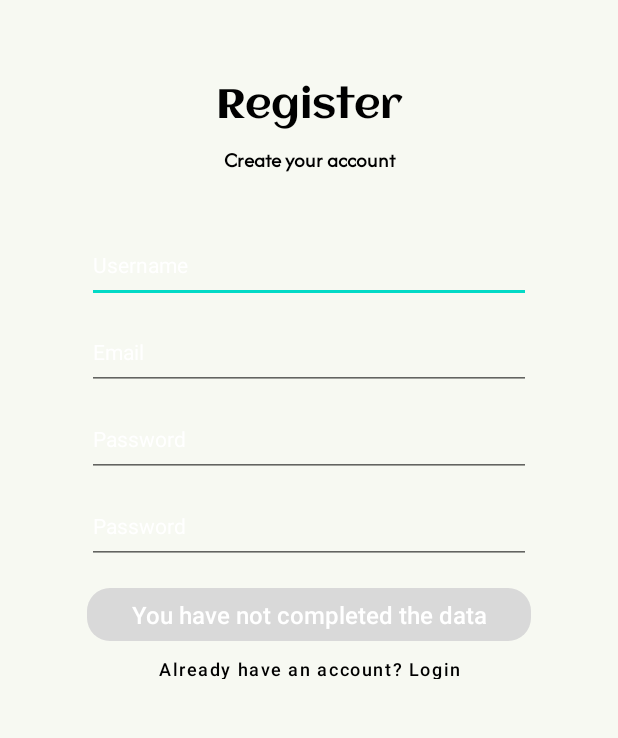
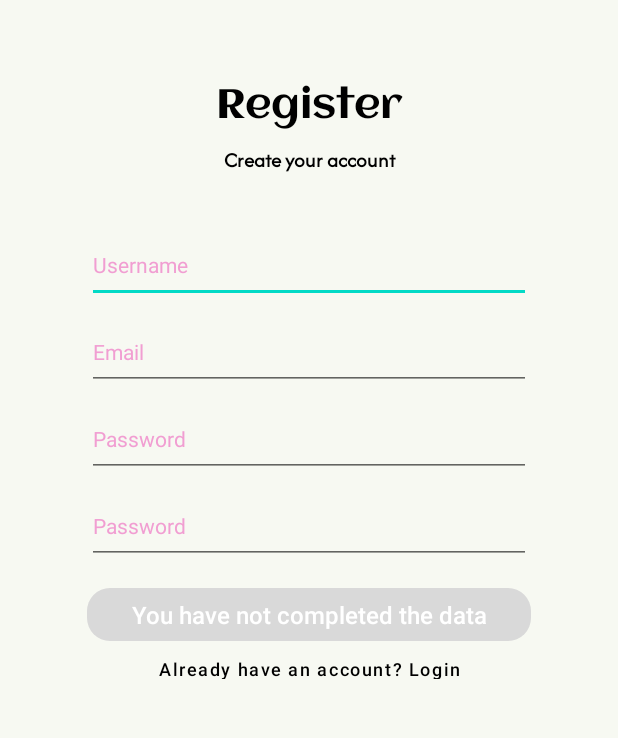
Before and after one commit to Bangkit-C242-PS177/MD, an Android app: the RegisterActivity screen opened directly, with no data from a screen before it, on a phone screen of 412 x 824 dp, the part 461-1199 px from its top. Run offline under Robolectric (Android 15) with nearby library versions, the phone set to English and light mode, and no system bars.

Commit message:
register f

```diff
--- a/app/src/main/java/com/example/urkins/data/repository/RegisterRepository.kt
+++ b/app/src/main/java/com/example/urkins/data/repository/RegisterRepository.kt
@@ -9,6 +9,11 @@ class RegisterRepository (
     suspend fun registerUser(username: String, email: String, password: String, confirm_password: String): RegisterResponse {
         return apiService.registerUser(username, email, password, confirm_password)
     }
+//
+//    suspend fun registerUser(username: String, email: String, password: String, confirm_password: String): String {
+//        val response = apiService.registerUser(username, email, password, confirm_password)
+//        return response.string() // Baca respons langsung sebagai string
+//    }
 
     companion object {
 
--- a/app/src/main/java/com/example/urkins/data/response/RegisterResponse.kt
+++ b/app/src/main/java/com/example/urkins/data/response/RegisterResponse.kt
@@ -1,5 +1,8 @@
 package com.example.urkins.data.response
 
+import com.google.gson.annotations.SerializedName
+
 data class RegisterResponse(
+	@field:SerializedName("message")
 	val message: String? = null
 )
--- a/app/src/main/java/com/example/urkins/data/retrofit/ApiService.kt
+++ b/app/src/main/java/com/example/urkins/data/retrofit/ApiService.kt
@@ -12,6 +12,6 @@ interface ApiService {
         @Field("username") username: String,
         @Field("email") email: String,
         @Field("password") password: String,
-        @Field("confirm_password") confirm_password: String,
+        @Field("confirm_password") confirm_password: String
     ): RegisterResponse
 }
--- a/app/src/main/java/com/example/urkins/ui/activity/register/RegisterViewModel.kt
+++ b/app/src/main/java/com/example/urkins/ui/activity/register/RegisterViewModel.kt
@@ -29,11 +29,11 @@ class RegisterViewModel (
     val loading: LiveData<Boolean>
         get() = _loading
 
-    fun registerUser(name: String, email: String, password: String, confirm_password: String) {
+    fun registerUser(username: String, email: String, password: String, confirm_password: String) {
         _loading.value = true
         viewModelScope.launch(Dispatchers.IO) {
             try {
-                registerRepository.registerUser(name, email, password, confirm_password)
+                registerRepository.registerUser(username, email, password, confirm_password)
                 _loading.postValue(false)
                 _showSuccessDialog.postValue(getApplication<Application>().getString(R.string.register_succes))
             } catch (e: HttpException) {
--- a/app/src/main/java/com/example/urkins/ui/main/analyze/AnalyzeFragment.kt
+++ b/app/src/main/java/com/example/urkins/ui/main/analyze/AnalyzeFragment.kt
@@ -82,7 +82,7 @@ class AnalyzeFragment : Fragment() {
     }
 
     private fun cekToken() {
-            val userToken = true
+            val userToken = false
             if (userToken) {
                 val intent = Intent(requireContext(), CameraActivity::class.java)
                 launchCameraActivity.launch(intent)
--- a/app/src/main/res/layout/activity_register.xml
+++ b/app/src/main/res/layout/activity_register.xml
@@ -39,7 +39,7 @@
                 android:layout_marginTop="5dp"
                 android:layout_marginEnd="32dp"
                 android:textColor="@color/black"
-                android:textColorHint="@color/white"
+                android:textColorHint="@color/pink"
                 android:textSize="14sp"
                 app:layout_constraintEnd_toEndOf="parent"
                 app:layout_constraintStart_toStartOf="parent"
@@ -55,7 +55,7 @@
                 android:layout_marginTop="8dp"
                 android:layout_marginEnd="32dp"
                 android:textColor="@color/black"
-                android:textColorHint="@color/white"
+                android:textColorHint="@color/pink"
                 android:textSize="14sp"
                 app:layout_constraintEnd_toEndOf="parent"
                 app:layout_constraintStart_toStartOf="parent"
@@ -72,7 +72,7 @@
                 android:inputType="textPassword"
                 android:textColor="@color/black"
                 android:textColorHighlight="@color/black"
-                android:textColorHint="@color/white"
+                android:textColorHint="@color/pink"
                 android:textSize="14sp"
                 app:layout_constraintEnd_toEndOf="parent"
                 app:layout_constraintStart_toStartOf="parent"
@@ -89,7 +89,7 @@
                 android:inputType="textPassword"
                 android:textColor="@color/black"
                 android:textColorHighlight="@color/black"
-                android:textColorHint="@color/white"
+                android:textColorHint="@color/pink"
                 android:textSize="14sp"
                 app:layout_constraintEnd_toEndOf="parent"
                 app:layout_constraintStart_toStartOf="parent"
--- a/app/src/main/res/values/strings.xml
+++ b/app/src/main/res/values/strings.xml
@@ -88,6 +88,7 @@
     <string name="register_error">Register Error</string>
     <string name="register_error_with_error_messege">"Register Error "</string>
     <string name="confirmation">Confirm</string>
+    <string name="confirmationno">noooooo</string>
 
     <string-array name="data_article_title">
         <item>Penyebab Muka Merah yang Paling Sering Terjadi</item>
--- a/gradle/libs.versions.toml
+++ b/gradle/libs.versions.toml
@@ -2,7 +2,7 @@
 activityKtx = "1.9.3"
 agp = "8.7.3"
 cameraCore = "1.4.0"
-converterGson = "2.11.0"
+converterGson = "2.9.0"
 datastorePreferences = "1.1.1"
 faceDetection = "16.1.7"
 glide = "4.16.0"
@@ -25,7 +25,7 @@ circleimageview = "3.1.0"
 cameraCamera2 = "1.4.0"
 exifinterface = "1.3.7"
 playServicesMlkitFaceDetection = "17.1.0"
-retrofit = "2.11.0"
+retrofit = "2.9.0"
 
 [libraries]
 androidx-activity-ktx = { module = "androidx.activity:activity-ktx", version.ref = "activityKtx" }
```
Also changed, not shown: app/src/main/java/com/example/urkins/ui/activity/login/LoginActivity.kt (+13 -1 lines), app/src/main/java/com/example/urkins/ui/activity/register/RegisterActivity.kt (+23 -12 lines).
